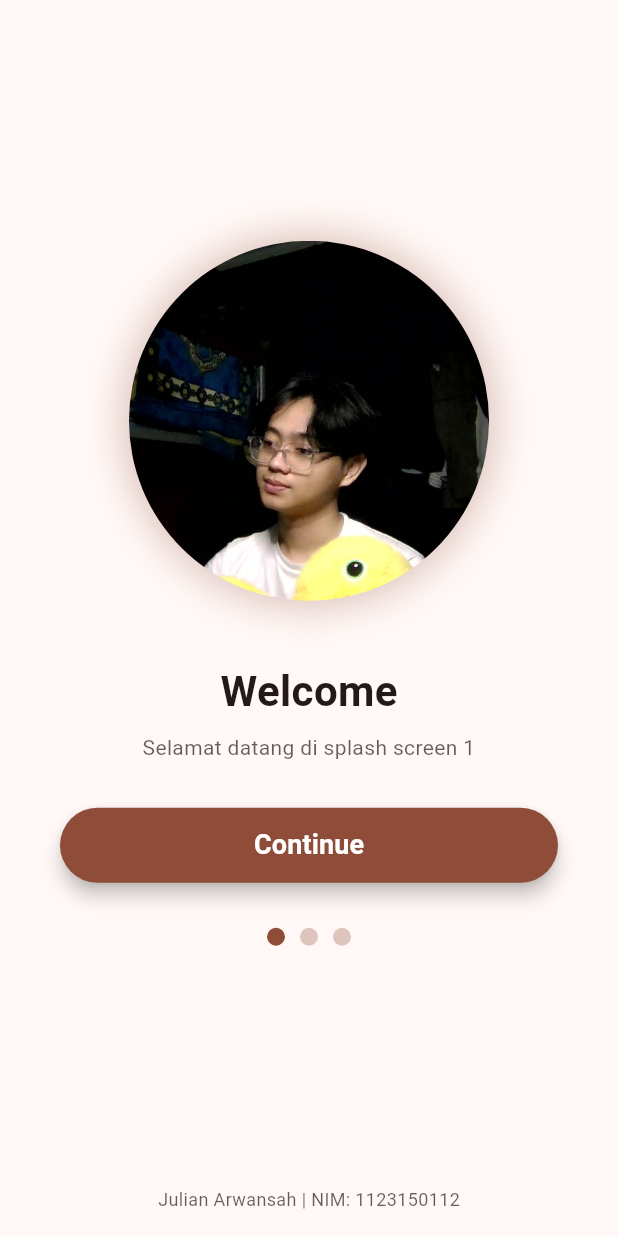
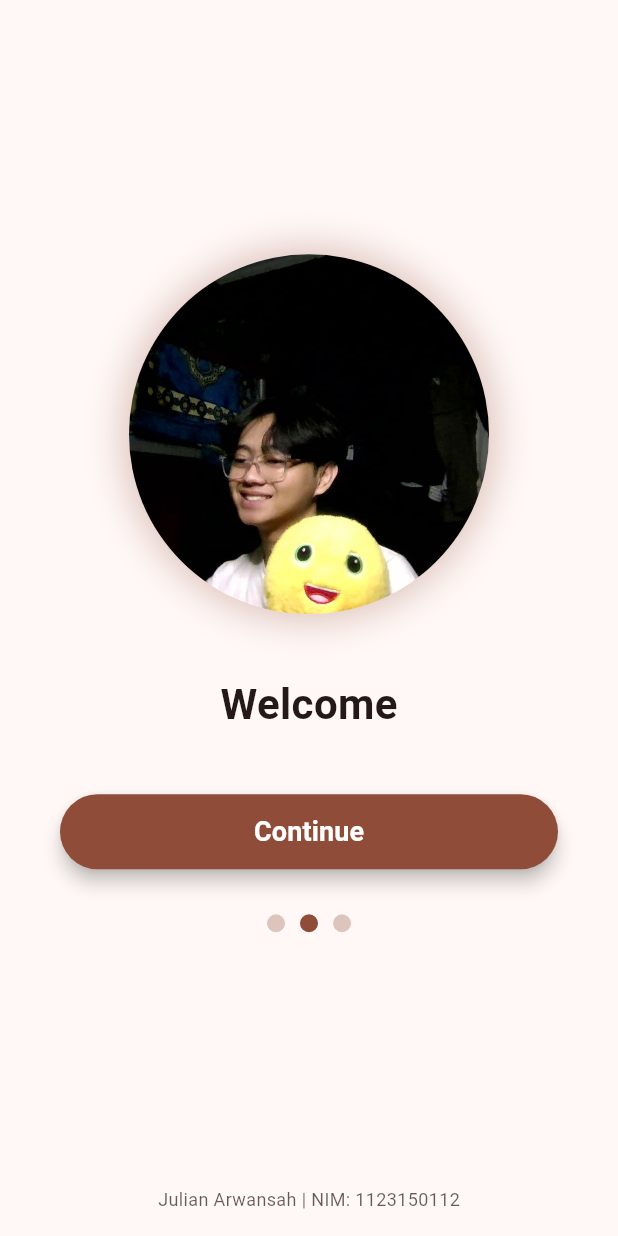
Before and after one commit to Julianarwansah/KB1179-1123150112-uts, a Flutter app: the JulSplashScreen2 screen opened directly, after a tap on "Continue", on a phone screen of 412 x 824 dp. Run offline on Flutter 3.47's test engine with Material 3 defaults, Android fonts, the light colour scheme and no system bars.

```diff
--- a/lib/splash_screen/splash_screen2.dart
+++ b/lib/splash_screen/splash_screen2.dart
@@ -12,6 +12,7 @@ class JulSplashScreen2 extends StatelessWidget {
         mainAxisAlignment: MainAxisAlignment.center,
         children: [
           const Spacer(),
+
           Container(
             height: 240,
             width: 240,
@@ -26,7 +27,7 @@ class JulSplashScreen2 extends StatelessWidget {
                 ),
               ],
               image: const DecorationImage(
-                image: AssetImage("assets/images/gambar1.jpg"),
+                image: AssetImage("assets/images/gambar2.jpg"),
                 fit: BoxFit.cover,
               ),
             ),
@@ -43,21 +44,7 @@ class JulSplashScreen2 extends StatelessWidget {
             ),
           ),
 
-          const SizedBox(height: 8),
-
-          Padding(
-            padding: const EdgeInsets.symmetric(horizontal: 40),
-            child: Text(
-              "Selamat datang di splash screen 1",
-              textAlign: TextAlign.center,
-              style: TextStyle(
-                fontSize: 14,
-                color: colorScheme.onSurface.withValues(alpha: 0.7),
-              ),
-            ),
-          ),
-
-          const SizedBox(height: 30),
+          const SizedBox(height: 40),
 
           Padding(
             padding: const EdgeInsets.symmetric(horizontal: 40),
@@ -66,13 +53,6 @@ class JulSplashScreen2 extends StatelessWidget {
               width: double.infinity,
               child: ElevatedButton(
                 onPressed: () {
-                  Navigator.pushAndRemoveUntil(
-                    context,
-                    MaterialPageRoute(
-                      builder: (context) => const JulSplashScreen2(),
-                    ),
-                    (Route<dynamic> route) => false,
-                  );
                 },
                 style: ElevatedButton.styleFrom(
                   backgroundColor: colorScheme.primary,
@@ -95,12 +75,13 @@ class JulSplashScreen2 extends StatelessWidget {
 
           const SizedBox(height: 30),
 
+          // Indikator titik
           Row(
             mainAxisAlignment: MainAxisAlignment.center,
             children: [
+              _buildDot(colorScheme.primary.withValues(alpha: 0.3)),
+              const SizedBox(width: 10),
               _buildDot(colorScheme.primary),
-              const SizedBox(width: 10),
-              _buildDot(colorScheme.primary.withValues(alpha: 0.3)),
               const SizedBox(width: 10),
               _buildDot(colorScheme.primary.withValues(alpha: 0.3)),
             ],
@@ -108,6 +89,7 @@ class JulSplashScreen2 extends StatelessWidget {
 
           const Spacer(),
 
+          // Footer NIM
           Padding(
             padding: const EdgeInsets.only(bottom: 16),
             child: Text(
```
